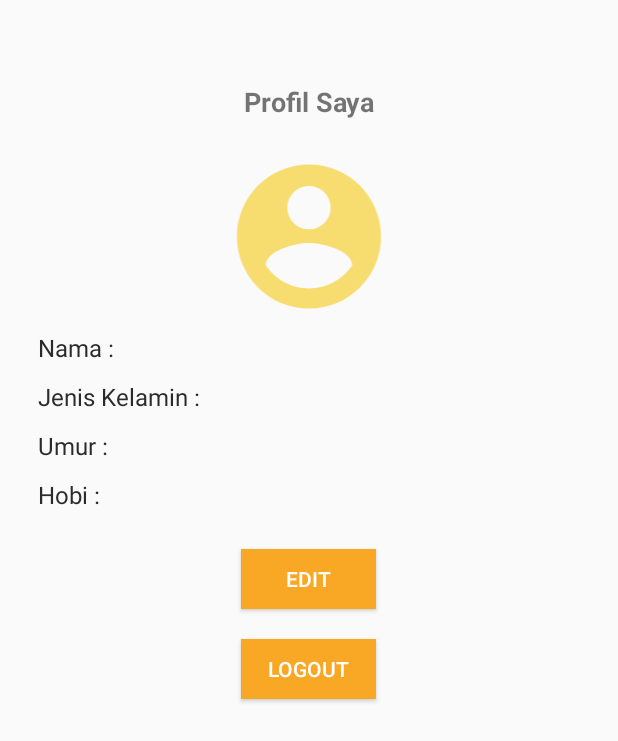
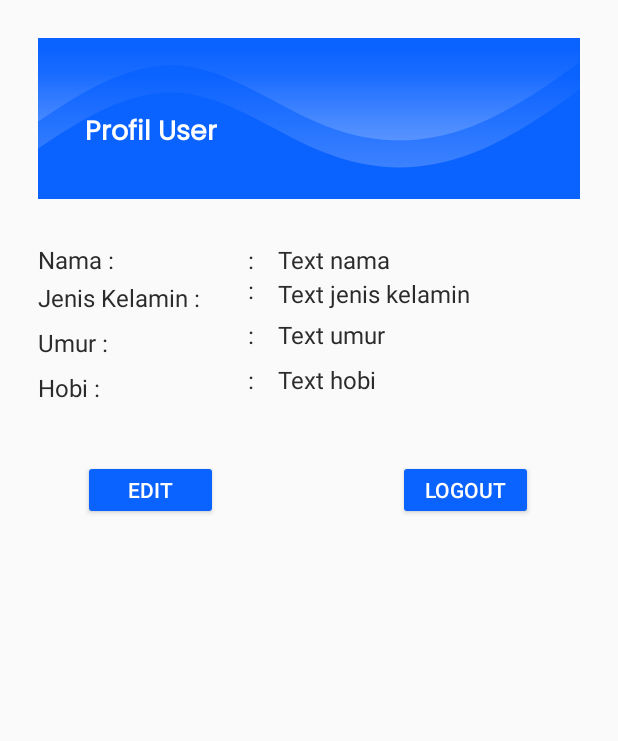
Before and after one commit to luckystia/DoItApplication, an Android app: the ProfileActivity screen opened directly, with no data from a screen before it, on a phone screen of 412 x 824 dp. Shown: the top 741 px of the screen. Run offline under Robolectric (Android 15) with nearby library versions, the phone set to English and light mode, and no system bars.

Commit message:
edit layout activity_profile.xml

```diff
--- a/app/src/main/res/layout/activity_profile.xml
+++ b/app/src/main/res/layout/activity_profile.xml
@@ -3,28 +3,47 @@
     xmlns:tools="http://schemas.android.com/tools"
     android:layout_width="match_parent"
     android:layout_height="match_parent"
+    xmlns:app="http://schemas.android.com/apk/res-auto"
     android:layout_margin="25dp"
     android:orientation="vertical"
     tools:context=".activity.ProfileActivity">
 
-    <TextView
+    <androidx.appcompat.widget.Toolbar
+        android:id="@+id/toolbar"
         android:layout_width="match_parent"
         android:layout_height="wrap_content"
-        android:layout_marginTop="30dp"
-        android:layout_marginBottom="10dp"
-        android:text="Profil Saya"
-        android:gravity="center"
-        android:textSize="18dp"
-        android:textStyle="bold" />
+        android:layout_marginBottom="4dp"
+        android:background="@drawable/headtop"
+        android:minHeight="?attr/actionBarSize"
+        app:titleTextColor="@android:color/white">
+        <RelativeLayout
+            android:layout_width="wrap_content"
+            android:layout_height="wrap_content">
+            <RelativeLayout
+                android:layout_width="wrap_content"
+                android:layout_height="wrap_content">
+                <TextView
+                    android:id="@+id/txt_username"
+                    android:layout_width="wrap_content"
+                    android:layout_height="wrap_content"
+                    android:layout_gravity="start"
+                    android:layout_marginTop="20dp"
+                    android:fontFamily="@font/poppins_regular"
+                    android:text="Profil User"
+                    android:paddingStart="15dp"
+                    android:textColor="@color/white"
+                    android:textSize="18sp"
+                    android:textStyle="bold"/>
+            </RelativeLayout>
+        </RelativeLayout>
 
-    <ImageView
-        android:layout_width="125dp"
-        android:layout_height="115dp"
-        android:layout_marginTop="10dp"
-        android:layout_gravity="center"
-        android:adjustViewBounds="true"
-        android:src="@drawable/ic_baseline_account_circle_24" />
 
+    </androidx.appcompat.widget.Toolbar>
+
+    <RelativeLayout
+        android:layout_width="match_parent"
+        android:layout_height="match_parent"
+        android:layout_marginTop="20dp">
 
         <TextView
             android:id="@+id/textName"
@@ -32,8 +51,32 @@
             android:layout_height="wrap_content"
             android:layout_marginVertical="5dp"
             android:fontFamily="sans-serif"
+            android:text="Nama  "
             android:textColor="@color/black"
-        android:text="Nama : "
+            android:textSize="16sp"
+            />
+
+        <TextView
+            android:layout_width="10dp"
+            android:layout_height="30dp"
+            android:layout_marginVertical="5dp"
+            android:fontFamily="sans-serif"
+            android:text=": "
+            android:layout_marginEnd="16dp"
+            android:layout_marginStart="140dp"
+            android:textColor="@color/black"
+            android:textSize="16sp" />
+
+        <TextView
+            android:id="@+id/datanama"
+            android:layout_width="match_parent"
+            android:layout_height="25dp"
+            android:layout_marginVertical="5dp"
+            android:fontFamily="sans-serif"
+            android:text="Text nama"
+            android:layout_marginEnd="16dp"
+            android:layout_marginStart="160dp"
+            android:textColor="@color/black"
             android:textSize="16sp" />
 
         <TextView
@@ -42,9 +85,31 @@
             android:layout_height="wrap_content"
             android:layout_marginVertical="5dp"
             android:fontFamily="sans-serif"
+            android:paddingTop="25dp"
+            android:text="Jenis Kelamin  "
             android:textColor="@color/black"
-        android:text="Jenis Kelamin : "
             android:textSize="16sp" />
+
+        <TextView
+            android:layout_width="10dp"
+            android:layout_height="30dp"
+            android:layout_marginTop="25dp"
+            android:fontFamily="sans-serif"
+            android:text=": "
+            android:textColor="@color/black"
+            android:textSize="16sp"
+            android:layout_marginStart="140dp"/>
+
+        <TextView
+            android:id="@+id/textjeniskelamin"
+            android:layout_width="match_parent"
+            android:layout_height="25dp"
+            android:layout_marginTop="28dp"
+            android:fontFamily="sans-serif"
+            android:text="Text jenis kelamin "
+            android:textColor="@color/black"
+            android:textSize="16sp"
+            android:layout_marginStart="160dp"/>
 
         <TextView
             android:id="@+id/textAge"
@@ -53,8 +118,30 @@
             android:layout_marginVertical="5dp"
             android:fontFamily="sans-serif"
             android:textColor="@color/black"
-        android:text="Umur : "
-        android:textSize="16sp" />
+            android:text="Umur  "
+            android:textSize="16sp"
+            android:paddingTop="55dp"/>
+
+        <TextView
+            android:layout_width="10dp"
+            android:layout_height="30dp"
+            android:layout_marginTop="55dp"
+            android:fontFamily="sans-serif"
+            android:text=": "
+            android:textColor="@color/black"
+            android:layout_marginStart="140dp"
+            android:textSize="16sp"/>
+
+        <TextView
+            android:id="@+id/textumur"
+            android:layout_width="match_parent"
+            android:layout_height="25dp"
+            android:layout_marginTop="55dp"
+            android:fontFamily="sans-serif"
+            android:text="Text umur "
+            android:textColor="@color/black"
+            android:layout_marginStart="160dp"
+            android:textSize="16sp"/>
 
         <TextView
             android:id="@+id/textHobby"
@@ -62,28 +149,51 @@
             android:layout_height="wrap_content"
             android:layout_marginVertical="5dp"
             android:fontFamily="sans-serif"
+            android:paddingTop="85dp"
+            android:text="Hobi  "
             android:textColor="@color/black"
-        android:text="Hobi : "
             android:textSize="16sp" />
 
-
+        <TextView
+            android:layout_width="10dp"
+            android:layout_height="30dp"
+            android:layout_marginTop="85dp"
+            android:fontFamily="sans-serif"
+            android:text=": "
+            android:textColor="@color/black"
+            android:textSize="16sp"
+            android:layout_marginStart="140dp"/>
+        <TextView
+            android:id="@+id/texthobi"
+            android:layout_width="match_parent"
+            android:layout_height="25dp"
+            android:layout_marginTop="85dp"
+            android:fontFamily="sans-serif"
+            android:text="Text hobi "
+            android:textColor="@color/black"
+            android:textSize="16sp"
+            android:layout_marginStart="160dp"/>
         <Button
             android:id="@+id/btn_edit_profile"
             android:layout_width="90dp"
             android:layout_height="40dp"
-        android:layout_marginTop="20dp"
+            android:layout_marginTop="150dp"
             android:layout_gravity="center"
-        android:background="@color/yellow"
+            android:backgroundTint="#0A62FF"
             android:text="Edit"
+            android:layout_marginStart="30dp"
             android:textColor="@color/white" />
 
         <Button
             android:id="@+id/btnLogout"
             android:layout_width="90dp"
             android:layout_height="40dp"
-        android:layout_marginTop="20dp"
             android:layout_gravity="center"
-        android:background="@color/yellow"
+            android:layout_marginTop="150dp"
+            android:backgroundTint="#0A62FF"
             android:text="Logout"
+            android:layout_marginStart="240dp"
             android:textColor="@color/white" />
+    </RelativeLayout>
+
 </LinearLayout>
```
Lines whose indentation alone changed are shown as unchanged.
